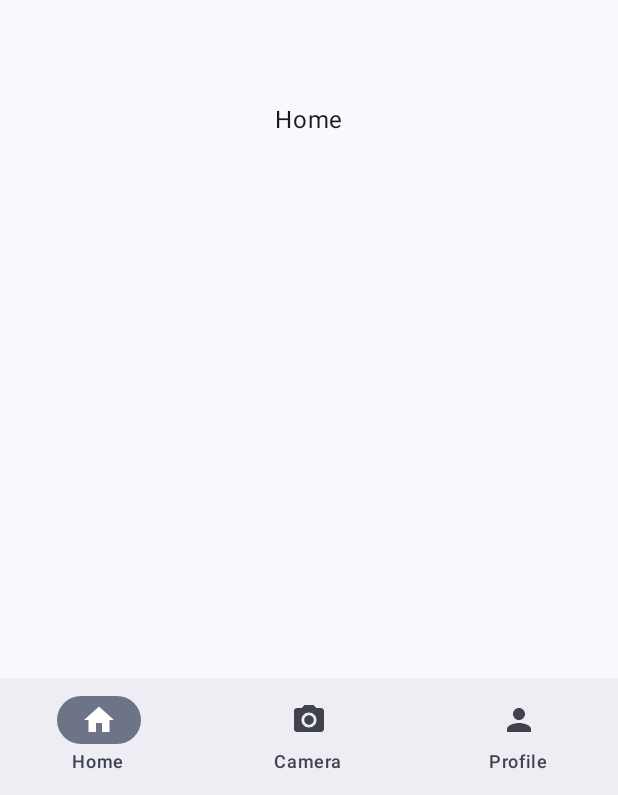
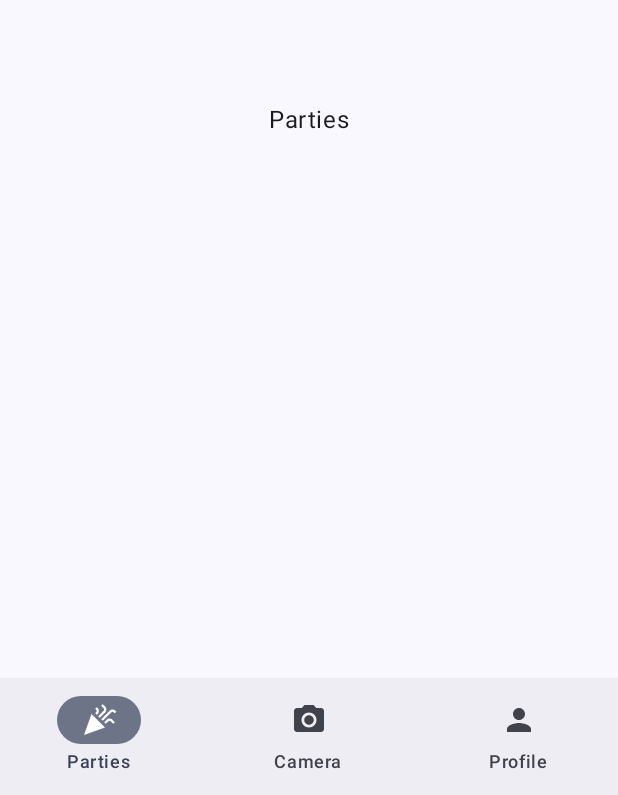
Before and after one commit to Android-Guild/Picover, an Android app built with Jetpack Compose: the screen it shows after launch (MainActivity), on a phone screen of 412 x 824 dp. Shown: the part 438-1233 px from the top of the screen. Run offline under Robolectric (Android 15) with nearby library versions, the phone set to English and light mode, and no system bars; our stand-ins replace Dagger/Hilt's generated code, window size class; libraries missing offline, so code that uses them is left out: com.google.android.gms.

Commit message:
#54 Change main screen to Parties

```diff
--- a/app/src/main/kotlin/com/intive/picover/main/navigation/model/NavigationItem.kt
+++ b/app/src/main/kotlin/com/intive/picover/main/navigation/model/NavigationItem.kt
@@ -2,7 +2,7 @@ package com.intive.picover.main.navigation.model
 
 import androidx.annotation.StringRes
 import androidx.compose.material.icons.Icons
-import androidx.compose.material.icons.filled.Home
+import androidx.compose.material.icons.filled.Celebration
 import androidx.compose.material.icons.filled.Person
 import androidx.compose.material.icons.filled.PhotoCamera
 import androidx.compose.ui.graphics.vector.ImageVector
@@ -13,10 +13,10 @@ sealed class NavigationItem(
 	val icon: ImageVector,
 	val route: String,
 ) {
-	object Home : NavigationItem(
-		labelResId = R.string.Home,
-		icon = Icons.Filled.Home,
-		route = "home",
+	object Parties : NavigationItem(
+		labelResId = R.string.Parties,
+		icon = Icons.Filled.Celebration,
+		route = "parties",
 	)
 
 	object Camera : NavigationItem(
--- a/app/src/main/kotlin/com/intive/picover/main/navigation/view/PicoverNavHost.kt
+++ b/app/src/main/kotlin/com/intive/picover/main/navigation/view/PicoverNavHost.kt
@@ -7,7 +7,7 @@ import androidx.navigation.NavHostController
 import androidx.navigation.compose.NavHost
 import androidx.navigation.compose.composable
 import com.intive.picover.camera.view.CameraScreen
-import com.intive.picover.home.view.HomeScreen
+import com.intive.picover.parties.view.PartiesScreen
 import com.intive.picover.profile.view.ProfileScreen
 
 @Composable
@@ -21,8 +21,8 @@ fun PicoverNavHost(
 		navController = navController,
 		startDestination = startDestination,
 	) {
-		composable("home") {
-			HomeScreen()
+		composable("parties") {
+			PartiesScreen()
 		}
 		composable("camera") {
 			CameraScreen(hiltViewModel())
--- a/app/src/main/kotlin/com/intive/picover/main/navigation/view/PicoverNavigationBar.kt
+++ b/app/src/main/kotlin/com/intive/picover/main/navigation/view/PicoverNavigationBar.kt
@@ -44,7 +44,7 @@ fun PicoverNavigationBar(
 			PicoverNavHost(
 				modifier = modifier.weight(1f),
 				navController = navController,
-				startDestination = NavigationItem.Home.route,
+				startDestination = NavigationItem.Parties.route,
 			)
 		}
 		NavigationBar(modifier = Modifier.fillMaxWidth()) {
--- a/app/src/main/kotlin/com/intive/picover/main/navigation/view/PicoverNavigationDrawer.kt
+++ b/app/src/main/kotlin/com/intive/picover/main/navigation/view/PicoverNavigationDrawer.kt
@@ -73,7 +73,7 @@ fun PicoverNavigationDrawer(
 		PicoverNavHost(
 			modifier = modifier,
 			navController = navController,
-			startDestination = NavigationItem.Home.route,
+			startDestination = NavigationItem.Parties.route,
 		)
 	}
 }
--- a/app/src/main/kotlin/com/intive/picover/main/navigation/view/PicoverNavigationRail.kt
+++ b/app/src/main/kotlin/com/intive/picover/main/navigation/view/PicoverNavigationRail.kt
@@ -42,7 +42,7 @@ fun PicoverNavigationRail(
 		PicoverNavHost(
 			modifier = modifier,
 			navController = navController,
-			startDestination = NavigationItem.Home.route,
+			startDestination = NavigationItem.Parties.route,
 		)
 	}
 }
--- a/app/src/main/kotlin/com/intive/picover/main/view/MainActivity.kt
+++ b/app/src/main/kotlin/com/intive/picover/main/view/MainActivity.kt
@@ -35,7 +35,7 @@ class MainActivity : ComponentActivity() {
 				val navigationType = NavigationType.fromWindowSize(windowSize)
 				val navController = rememberNavController()
 				val navigationItems = listOf(
-					NavigationItem.Home,
+					NavigationItem.Parties,
 					NavigationItem.Camera,
 					NavigationItem.Profile,
 				)
--- a/app/src/main/kotlin/com/intive/picover/home/view/HomeScreen.kt
+++ b/app/src/main/kotlin/com/intive/picover/parties/view/PartiesScreen.kt
@@ -1,4 +1,4 @@
-package com.intive.picover.home.view
+package com.intive.picover.parties.view
 
 import androidx.compose.foundation.layout.Box
 import androidx.compose.foundation.layout.fillMaxSize
@@ -10,12 +10,12 @@ import androidx.compose.ui.res.stringResource
 import com.intive.picover.R
 
 @Composable
-fun HomeScreen() {
+fun PartiesScreen() {
 	Box(
 		modifier = Modifier.fillMaxSize(),
 	) {
 		Text(
-			text = stringResource(id = R.string.Home),
+			text = stringResource(id = R.string.Parties),
 			modifier = Modifier.align(Alignment.Center),
 		)
 	}
--- a/app/src/main/res/values/strings.xml
+++ b/app/src/main/res/values/strings.xml
@@ -1,6 +1,6 @@
 <resources>
     <string name="AppName">Picover</string>
-    <string name="Home">Home</string>
+    <string name="Parties">Parties</string>
     <string name="Camera">Camera</string>
     <string name="Profile">Profile</string>
     <string name="TakePictureButton">Take a picture</string>
```
